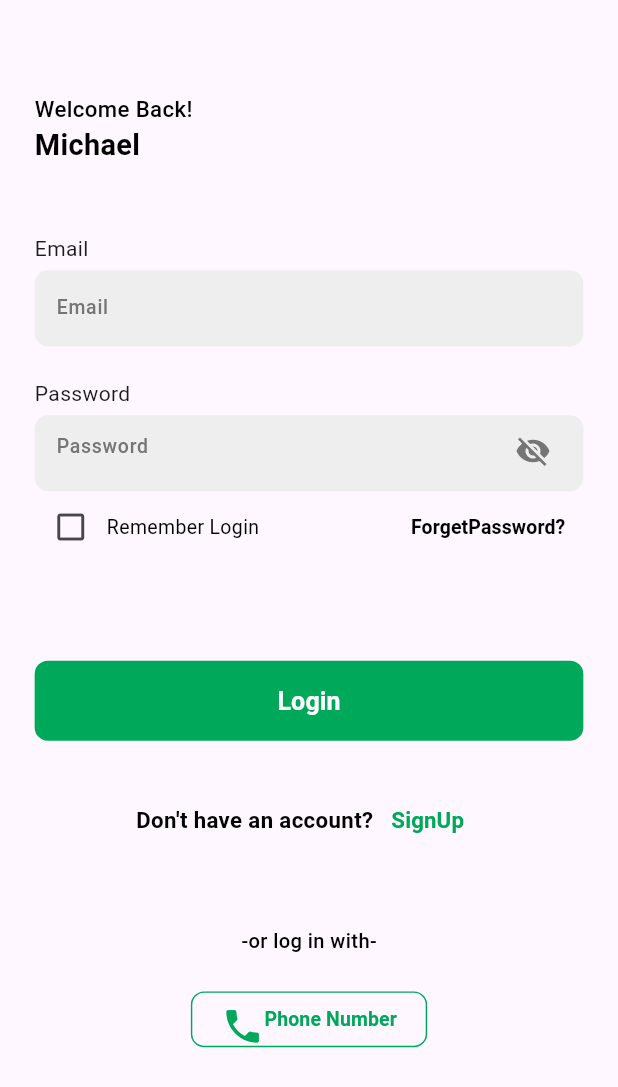
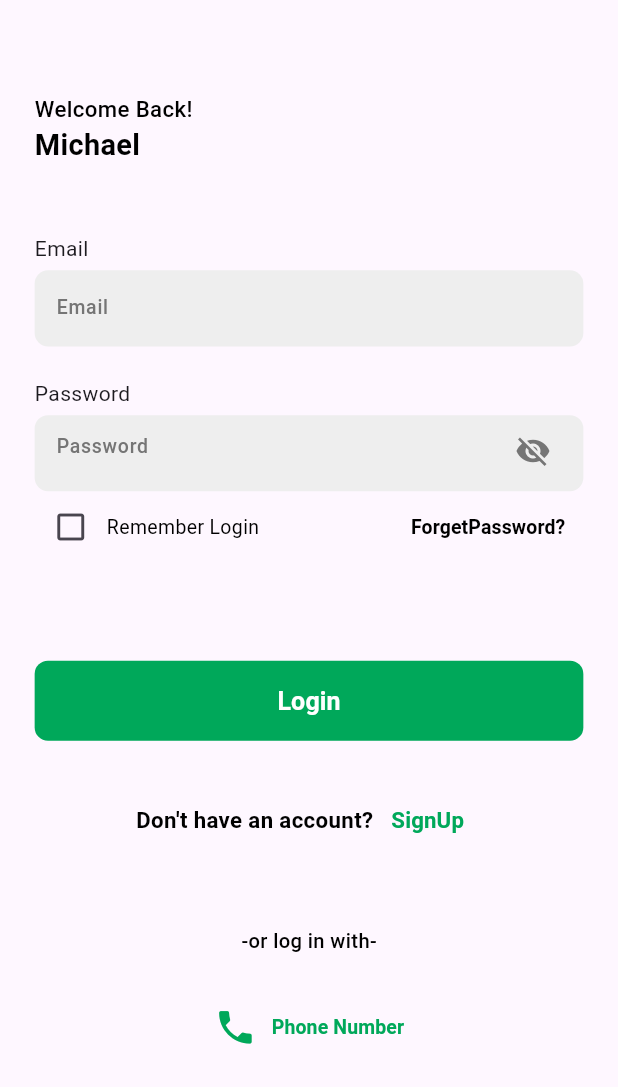
Before and after one commit to Lekki369/traderx, a Flutter app: the screen it shows after launch, on a phone screen of 412 x 824 dp. Shown: the top 1087 px of the screen. Run offline on Flutter 3.47's test engine with Material 2 defaults, Android fonts, the phone set to English and light mode, and no system bars; our stand-ins replace country_code_picker, flutter_screenutil, get.

```diff
--- a/lib/sign_up_in_page/controller/sign_up_in_controller.dart
+++ b/lib/sign_up_in_page/controller/sign_up_in_controller.dart
@@ -1,5 +1,4 @@
 // ignore_for_file: unused_local_variable
-import 'package:http/http.dart' as http;
 import 'dart:convert';
 import 'package:get/get.dart';
 import 'package:traderx/model/user.dart';
@@ -59,7 +58,7 @@ class SignUpInController extends GetxController {
       "otp": otp,
       "channel": channel,
     });
-    final response = await http.post(Uri.parse(apiUrl), body: loginInfo);
+    // final response = await http.post(Uri.parse(apiUrl), body: loginInfo);
     Future.delayed(const Duration(seconds: 2), () {
       Get.to(() => const HomePage());
     });
--- a/lib/sign_up_in_page/views/reused_widget.dart
+++ b/lib/sign_up_in_page/views/reused_widget.dart
@@ -2,9 +2,9 @@ import 'package:flutter/material.dart';
 import 'package:flutter_screenutil/flutter_screenutil.dart';
 import 'package:get/get_state_manager/get_state_manager.dart';
 import 'package:get/route_manager.dart';
+import 'package:traderx/sign_up_in_page/views/sign_up_email.dart';
+import 'package:traderx/sign_up_in_page/views/sign_up_phone.dart';
 import '../../controller/global.dart';
-import 'sign_up_email.dart';
-import 'sign_up_phone.dart';
 
 Widget textField({
   required bool iscancelButtonPresent,
@@ -130,11 +130,8 @@ Widget emailPhoneLogIn({required var controller}) {
       ),
       SizedBox(height: 27.h),
       Center(
-        child: Global.defaultContainer(
-            width: 170.w,
-            height: 47.h,
-            color: Colors.transparent,
-            child: Obx(() => TextButton(
+        child: Obx(
+          () => TextButton(
             onPressed: () async {
               controller.toPhoneLog();
               await controller.toPhoneLogin.value
@@ -143,14 +140,13 @@ Widget emailPhoneLogIn({required var controller}) {
             },
             child: Row(
               mainAxisSize: MainAxisSize.min,
-                  mainAxisAlignment: MainAxisAlignment.center,
               children: [
                 Icon(
                   controller.toPhoneLogin.value ? Icons.email : Icons.phone,
                   size: 30.sp,
                   color: Global.green,
                 ),
-                    // SizedBox(width: 10.w),
+                SizedBox(width: 10.w),
                 Text(
                   controller.toPhoneLogin.value ? 'Email' : 'Phone Number',
                   style: Global.textStyle(
@@ -159,8 +155,9 @@ Widget emailPhoneLogIn({required var controller}) {
                       color: Global.green),
                 ),
               ],
-                ))),
-            hasBorder: true),
+            ),
+          ),
+        ),
       ),
     ],
   );
```
Also changed, not shown: 1 other file. Lines whose indentation alone changed are shown as unchanged.
